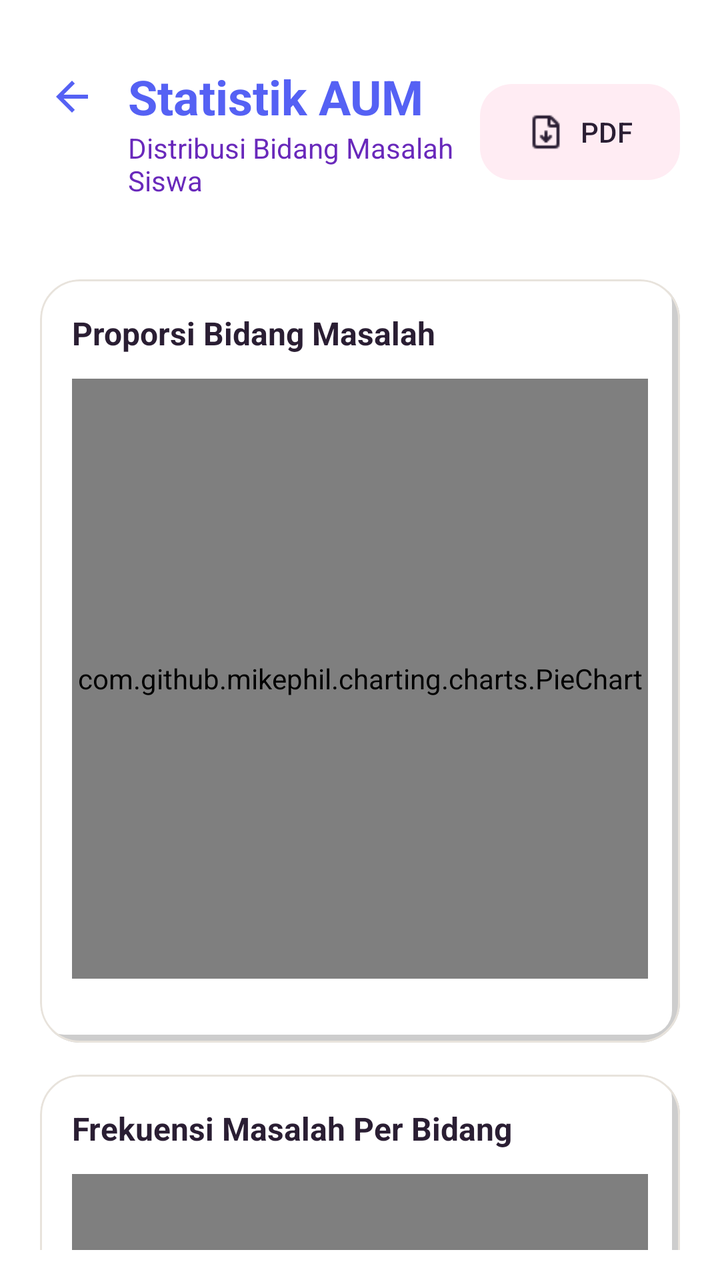
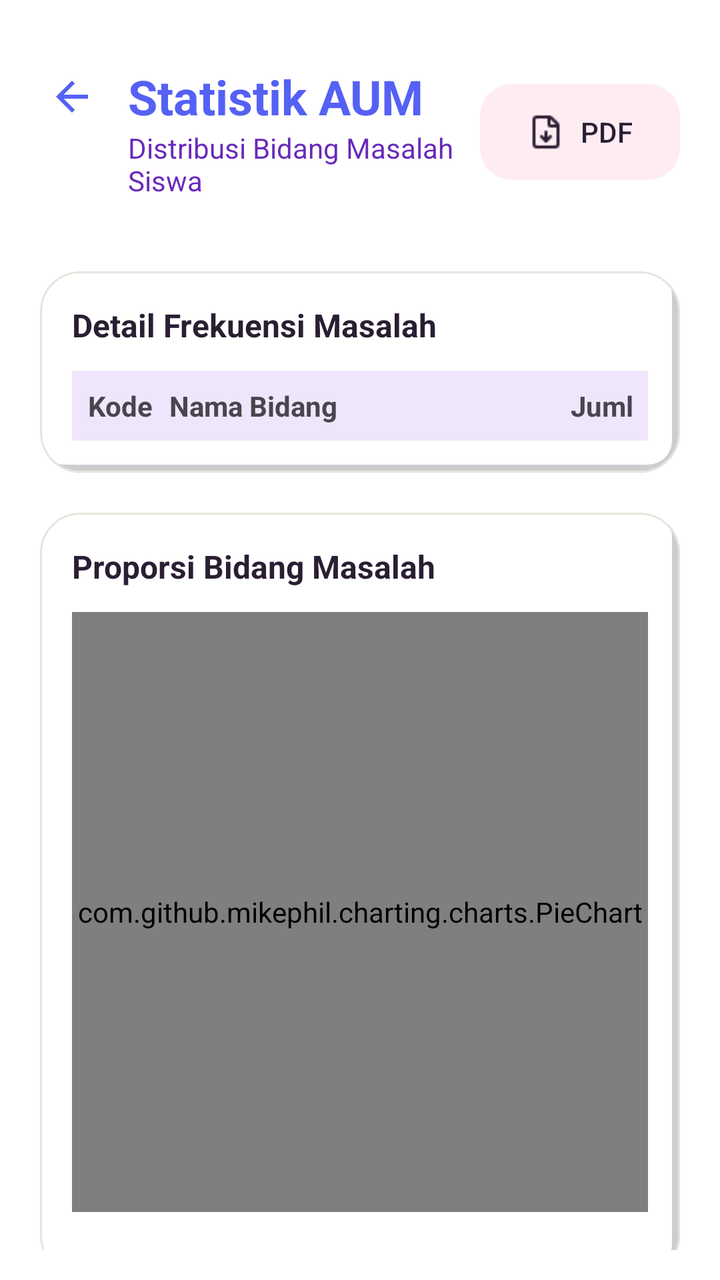

Screens rendered from an Android XML layout before and after an edit, with the pre-edit source and the edit as a unified diff.
<!-- AndroidManifest.xml: application theme Theme.BkNova -->
<!-- res/layout/fragment_statistik_aum.xml -->
<?xml version="1.0" encoding="utf-8"?>
<androidx.constraintlayout.widget.ConstraintLayout xmlns:android="http://schemas.android.com/apk/res/android"
    xmlns:app="http://schemas.android.com/apk/res-auto"
    xmlns:tools="http://schemas.android.com/tools"
    android:layout_width="match_parent"
    android:layout_height="match_parent"
    android:background="@color/white"
    tools:context=".fragment.StatistikAumFragment">

    <androidx.constraintlayout.widget.ConstraintLayout
        android:id="@+id/header_layout"
        android:layout_width="match_parent"
        android:layout_height="wrap_content"
        android:padding="20dp"
        android:layout_marginTop="12dp"
        app:layout_constraintTop_toTopOf="parent">

        <ImageView
            android:id="@+id/btn_back"
            android:layout_width="32dp"
            android:layout_height="32dp"
            android:padding="4dp"
            android:src="@drawable/ic_arrow_back"
            app:tint="@color/brand_primary"
            android:clickable="true"
            android:focusable="true"
            android:background="?attr/selectableItemBackgroundBorderless"
            app:layout_constraintStart_toStartOf="parent"
            app:layout_constraintTop_toTopOf="@+id/tv_title_statistik"
            app:layout_constraintBottom_toBottomOf="@+id/tv_title_statistik" />

        <TextView
            android:id="@+id/tv_title_statistik"
            android:layout_width="0dp"
            android:layout_height="wrap_content"
            android:layout_marginStart="12dp"
            android:text="Statistik AUM"
            android:textColor="@color/brand_primary"
            android:textSize="24sp"
            android:textStyle="bold"
            app:layout_constraintEnd_toStartOf="@+id/btn_action_header"
            app:layout_constraintStart_toEndOf="@id/btn_back"
            app:layout_constraintTop_toTopOf="parent" />

        <TextView
            android:id="@+id/tv_subtitle_statistik"
            android:layout_width="0dp"
            android:layout_height="wrap_content"
            android:text="Distribusi Bidang Masalah Siswa"
            android:textColor="@color/brand_dark"
            android:textSize="14sp"
            app:layout_constraintEnd_toStartOf="@+id/btn_action_header"
            app:layout_constraintStart_toStartOf="@id/tv_title_statistik"
            app:layout_constraintTop_toBottomOf="@id/tv_title_statistik" />

        <com.google.android.material.button.MaterialButton
            android:id="@+id/btn_action_header"
            style="@style/Widget.Material3.Button.TonalButton"
            android:layout_width="wrap_content"
            android:layout_height="wrap_content"
            android:text="PDF"
            android:background="@drawable/bg_badge_green"
            app:icon="@drawable/ekpor"
            app:iconPadding="8dp"
            app:iconTint="@color/text_color_primary"
            android:textColor="@color/text_color_primary"
            app:layout_constraintBottom_toBottomOf="parent"
            app:layout_constraintEnd_toEndOf="parent"
            app:layout_constraintTop_toTopOf="parent" />

    </androidx.constraintlayout.widget.ConstraintLayout>
    <androidx.core.widget.NestedScrollView
        android:id="@+id/nsv_content"
        android:layout_width="match_parent"
        android:layout_height="0dp"
        android:paddingBottom="15dp"
        app:layout_constraintBottom_toBottomOf="parent"
        app:layout_constraintTop_toBottomOf="@id/header_layout">

        <LinearLayout
            android:layout_width="match_parent"
            android:layout_height="wrap_content"
            android:orientation="vertical"
            android:paddingBottom="24dp">


            
            <com.google.android.material.card.MaterialCardView
                android:layout_width="match_parent"
                android:layout_height="wrap_content"
                android:layout_marginHorizontal="20dp"
                android:layout_marginTop="20dp"
                app:cardCornerRadius="20dp"
                app:cardElevation="0dp"
                app:strokeColor="@color/divider_color"
                app:strokeWidth="1dp">

                <LinearLayout
                    android:layout_width="match_parent"
                    android:layout_height="wrap_content"
                    android:orientation="vertical"
                    android:background="@drawable/bg_grid_shadow"
                    android:padding="16dp">

                    <TextView
                        android:layout_width="wrap_content"
                        android:layout_height="wrap_content"
                        android:text="Proporsi Bidang Masalah"
                        android:textColor="@color/text_color_primary"
                        android:textSize="16sp"
                        android:textStyle="bold" />

                    <com.github.mikephil.charting.charts.PieChart
                        android:id="@+id/donut_chart"
                        android:layout_width="match_parent"
                        android:layout_height="300dp"
                        android:layout_marginTop="12dp" />

                    
                    <HorizontalScrollView
                        android:layout_width="match_parent"
                        android:layout_height="wrap_content"
                        android:layout_marginTop="8dp"
                        android:scrollbars="none">

                        <LinearLayout
                            android:id="@+id/legend_container"
                            android:layout_width="wrap_content"
                            android:layout_height="wrap_content"
                            android:orientation="horizontal"
                            android:paddingVertical="4dp" />
                    </HorizontalScrollView>
                </LinearLayout>
            </com.google.android.material.card.MaterialCardView>

            
            <com.google.android.material.card.MaterialCardView
                android:layout_width="match_parent"
                android:layout_height="wrap_content"
                android:layout_marginHorizontal="20dp"
                android:layout_marginTop="16dp"
                app:cardCornerRadius="20dp"
                app:cardElevation="0dp"
                app:strokeColor="@color/divider_color"
                app:strokeWidth="1dp">

                <LinearLayout
                    android:layout_width="match_parent"
                    android:layout_height="wrap_content"
                    android:orientation="vertical"
                    android:background="@drawable/bg_grid_shadow"
                    android:padding="16dp">

                    <TextView
                        android:layout_width="wrap_content"
                        android:layout_height="wrap_content"
                        android:text="Frekuensi Masalah Per Bidang"
                        android:textColor="@color/text_color_primary"
                        android:textSize="16sp"
                        android:textStyle="bold" />

                    <com.github.mikephil.charting.charts.BarChart
                        android:id="@+id/bar_chart"
                        android:layout_width="match_parent"
                        android:layout_height="300dp"
                        android:layout_marginTop="12dp" />



                </LinearLayout>

            </com.google.android.material.card.MaterialCardView>

            
            <com.google.android.material.card.MaterialCardView
                android:layout_width="match_parent"
                android:layout_height="wrap_content"
                android:layout_marginHorizontal="20dp"
                android:layout_marginTop="16dp"
                app:cardCornerRadius="20dp"
                app:cardElevation="0dp"
                app:strokeColor="@color/divider_color"
                app:strokeWidth="1dp">

                <LinearLayout
                    android:layout_width="match_parent"
                    android:layout_height="wrap_content"
                    android:orientation="vertical"
                    android:background="@drawable/bg_grid_shadow"
                    android:padding="16dp">

                    <TextView
                        android:layout_width="wrap_content"
                        android:layout_height="wrap_content"
                        android:text="Tren Masalah Siswa"
                        android:textColor="@color/text_color_primary"
                        android:textSize="16sp"
                        android:textStyle="bold" />

                    <com.github.mikephil.charting.charts.LineChart
                        android:id="@+id/line_chart"
                        android:layout_width="match_parent"
                        android:layout_height="300dp"
                        android:layout_marginTop="12dp" />
                </LinearLayout>
            </com.google.android.material.card.MaterialCardView>

            
            <com.google.android.material.card.MaterialCardView
                android:layout_width="match_parent"
                android:layout_height="wrap_content"
                android:layout_marginHorizontal="20dp"
                android:layout_marginTop="16dp"
                app:cardCornerRadius="20dp"
                app:cardElevation="0dp"
                app:strokeColor="@color/divider_color"
                app:strokeWidth="1dp">

                <LinearLayout
                    android:layout_width="match_parent"
                    android:layout_height="wrap_content"
                    android:orientation="vertical"
                    android:background="@drawable/bg_grid_shadow"
                    android:padding="16dp">

                    <TextView
                        android:layout_width="wrap_content"
                        android:layout_height="wrap_content"
                        android:layout_marginBottom="12dp"
                        android:text="Detail Frekuensi Masalah"
                        android:textColor="@color/text_color_primary"
                        android:textSize="16sp"
                        android:textStyle="bold" />

                    <TableLayout
                        android:id="@+id/table_data_aum"
                        android:layout_width="match_parent"
                        android:layout_height="wrap_content"
                        android:stretchColumns="1">

                        
                        <TableRow
                            android:background="@color/brand_soft"
                            android:padding="8dp">
                            <TextView
                                android:layout_width="wrap_content"
                                android:layout_height="wrap_content"
                                android:text="Kode"
                                android:textStyle="bold"
                                android:paddingEnd="8dp" />
                            <TextView
                                android:layout_width="wrap_content"
                                android:layout_height="wrap_content"
                                android:text="Nama Bidang"
                                android:textStyle="bold" />
                            <TextView
                                android:layout_width="wrap_content"
                                android:layout_height="wrap_content"
                                android:text="Jumlah"
                                android:textStyle="bold"
                                android:gravity="end" />
                        </TableRow>

                        
                    </TableLayout>
                </LinearLayout>
            </com.google.android.material.card.MaterialCardView>

            
            <androidx.recyclerview.widget.RecyclerView
                android:id="@+id/rv_summary_stats"
                android:layout_width="match_parent"
                android:layout_height="wrap_content"
                android:layout_marginTop="24dp"
                android:clipToPadding="false"
                android:paddingHorizontal="14dp"
                app:layoutManager="androidx.recyclerview.widget.GridLayoutManager"
                app:spanCount="2"
                tools:listitem="@layout/item_aum_statistik" />
        </LinearLayout>
    </androidx.core.widget.NestedScrollView>

</androidx.constraintlayout.widget.ConstraintLayout>
<!-- res/layout/item_aum_statistik.xml (included above) -->
<?xml version="1.0" encoding="utf-8"?>
<com.google.android.material.card.MaterialCardView xmlns:android="http://schemas.android.com/apk/res/android"
    xmlns:app="http://schemas.android.com/apk/res-auto"
    android:layout_width="match_parent"
    android:layout_height="wrap_content"
    android:layout_margin="6dp"
    app:cardCornerRadius="16dp"
    app:cardElevation="0dp"
    app:cardBackgroundColor="@color/white"
    app:strokeColor="@color/divider_color"
    app:strokeWidth="1dp">

    <LinearLayout
        android:layout_width="match_parent"
        android:layout_height="match_parent"
        android:orientation="vertical"
        android:padding="12dp"
        android:gravity="center"
        android:background="@drawable/bg_grid_shadow">

        <TextView
            android:id="@+id/tv_stat_count"
            android:layout_width="wrap_content"
            android:layout_height="wrap_content"
            android:text="0"
            android:textColor="@color/brand_primary"
            android:textSize="24sp"
            android:textStyle="bold" />

        <TextView
            android:id="@+id/tv_stat_label"
            android:layout_width="match_parent"
            android:layout_height="wrap_content"
            android:layout_marginTop="4dp"
            android:text="Bidang"
            android:textColor="@color/text_color_secondary"
            android:textSize="11sp"
            android:textAlignment="center"
            android:maxLines="2"
            android:ellipsize="end"/>
    </LinearLayout>
</com.google.android.material.card.MaterialCardView>
<!-- resources referenced by this layout -->
<resources>
  <color name="brand_dark">#6929BB</color>
  <color name="brand_primary">#5561F4</color>
  <color name="brand_soft">#F0E6FC</color>
  <color name="divider_color">#E8E3DC</color>
  <color name="text_color_primary">#2A1E33</color>
  <color name="text_color_secondary">#6B5E75</color>
  <color name="white">#FFFFFFFF</color>
  <!-- drawable bg_badge_green (drawable) -->
  <?xml version="1.0" encoding="utf-8"?>
  <shape xmlns:android="http://schemas.android.com/apk/res/android">
      <solid android:color="@color/green_light" />
      <corners android:radius="16dp" />
  </shape>
  <!-- drawable bg_grid_shadow (drawable) -->
  <?xml version="1.0" encoding="utf-8"?>
  <layer-list xmlns:android="http://schemas.android.com/apk/res/android">
  
      
      <item
          android:left="4dp"
  
          android:top="4dp">
  
          <shape android:shape="rectangle">
              <solid android:color="#32000000" />
              <corners android:radius="12dp" />
          </shape>
  
      </item>
  
      
      <item
          android:right="4dp"
          android:bottom="4dp">
  
          <shape android:shape="rectangle">
              <solid android:color="#FFFFFF" />
              <corners android:radius="12dp" />
          </shape>
  
      </item>
  
  </layer-list>
  <!-- drawable ic_arrow_back (drawable) -->
  <vector xmlns:android="http://schemas.android.com/apk/res/android"
      android:width="24dp"
      android:height="24dp"
      android:viewportWidth="24"
      android:viewportHeight="24">
      <path
          android:fillColor="#FF000000"
          android:pathData="M20,11H7.83l5.59,-5.59L12,4l-8,8 8,8 1.41,-1.41L7.83,13H20v-2z" />
  </vector>
  <style name="Theme.BkNova" parent="Base.Theme.BkNova" />
  <color name="green_light">#D1FAE5</color>
  <color name="accent_pink">#FF7FAF</color>
  <color name="accent_pink_soft">#FFECF3</color>
  <color name="accent_peach">#FFC6BF</color>
  <color name="accent_peach_soft">#FFE8E5</color>
  <color name="background_cream">#F8F7F2</color>
  <color name="red_text">#DC2626</color>
  <color name="red_light">#FEE2E2</color>
  <!-- unchanged entries left out for length: 2 -->
</resources>

<!-- the commit's change to res/layout/fragment_statistik_aum.xml (unified diff, before → after) -->
@@ -6,6 +6,8 @@
     android:layout_height="match_parent"
     android:background="@color/white"
     tools:context=".fragment.StatistikAumFragment">
+
+
 
     <androidx.constraintlayout.widget.ConstraintLayout
         android:id="@+id/header_layout"
@@ -86,127 +88,7 @@
 
             
             <com.google.android.material.card.MaterialCardView
-                android:layout_width="match_parent"
-                android:layout_height="wrap_content"
-                android:layout_marginHorizontal="20dp"
-                android:layout_marginTop="20dp"
-                app:cardCornerRadius="20dp"
-                app:cardElevation="0dp"
-                app:strokeColor="@color/divider_color"
-                app:strokeWidth="1dp">
-
-                <LinearLayout
-                    android:layout_width="match_parent"
-                    android:layout_height="wrap_content"
-                    android:orientation="vertical"
-                    android:background="@drawable/bg_grid_shadow"
-                    android:padding="16dp">
-
-                    <TextView
-                        android:layout_width="wrap_content"
-                        android:layout_height="wrap_content"
-                        android:text="Proporsi Bidang Masalah"
-                        android:textColor="@color/text_color_primary"
-                        android:textSize="16sp"
-                        android:textStyle="bold" />
-
-                    <com.github.mikephil.charting.charts.PieChart
-                        android:id="@+id/donut_chart"
-                        android:layout_width="match_parent"
-                        android:layout_height="300dp"
-                        android:layout_marginTop="12dp" />
-
-                    
-                    <HorizontalScrollView
-                        android:layout_width="match_parent"
-                        android:layout_height="wrap_content"
-                        android:layout_marginTop="8dp"
-                        android:scrollbars="none">
-
-                        <LinearLayout
-                            android:id="@+id/legend_container"
-                            android:layout_width="wrap_content"
-                            android:layout_height="wrap_content"
-                            android:orientation="horizontal"
-                            android:paddingVertical="4dp" />
-                    </HorizontalScrollView>
-                </LinearLayout>
-            </com.google.android.material.card.MaterialCardView>
-
-            
-            <com.google.android.material.card.MaterialCardView
-                android:layout_width="match_parent"
-                android:layout_height="wrap_content"
-                android:layout_marginHorizontal="20dp"
-                android:layout_marginTop="16dp"
-                app:cardCornerRadius="20dp"
-                app:cardElevation="0dp"
-                app:strokeColor="@color/divider_color"
-                app:strokeWidth="1dp">
-
-                <LinearLayout
-                    android:layout_width="match_parent"
-                    android:layout_height="wrap_content"
-                    android:orientation="vertical"
-                    android:background="@drawable/bg_grid_shadow"
-                    android:padding="16dp">
-
-                    <TextView
-                        android:layout_width="wrap_content"
-                        android:layout_height="wrap_content"
-                        android:text="Frekuensi Masalah Per Bidang"
-                        android:textColor="@color/text_color_primary"
-                        android:textSize="16sp"
-                        android:textStyle="bold" />
-
-                    <com.github.mikephil.charting.charts.BarChart
-                        android:id="@+id/bar_chart"
-                        android:layout_width="match_parent"
-                        android:layout_height="300dp"
-                        android:layout_marginTop="12dp" />
-
-
-
-                </LinearLayout>
-
-            </com.google.android.material.card.MaterialCardView>
-
-            
-            <com.google.android.material.card.MaterialCardView
-                android:layout_width="match_parent"
-                android:layout_height="wrap_content"
-                android:layout_marginHorizontal="20dp"
-                android:layout_marginTop="16dp"
-                app:cardCornerRadius="20dp"
-                app:cardElevation="0dp"
-                app:strokeColor="@color/divider_color"
-                app:strokeWidth="1dp">
-
-                <LinearLayout
-                    android:layout_width="match_parent"
-                    android:layout_height="wrap_content"
-                    android:orientation="vertical"
-                    android:background="@drawable/bg_grid_shadow"
-                    android:padding="16dp">
-
-                    <TextView
-                        android:layout_width="wrap_content"
-                        android:layout_height="wrap_content"
-                        android:text="Tren Masalah Siswa"
-                        android:textColor="@color/text_color_primary"
-                        android:textSize="16sp"
-                        android:textStyle="bold" />
-
-                    <com.github.mikephil.charting.charts.LineChart
-                        android:id="@+id/line_chart"
-                        android:layout_width="match_parent"
-                        android:layout_height="300dp"
-                        android:layout_marginTop="12dp" />
-                </LinearLayout>
-            </com.google.android.material.card.MaterialCardView>
-
-            
-            <com.google.android.material.card.MaterialCardView
+                android:id="@+id/card_table"
                 android:layout_width="match_parent"
                 android:layout_height="wrap_content"
                 android:layout_marginHorizontal="20dp"
@@ -266,6 +148,132 @@
                 </LinearLayout>
             </com.google.android.material.card.MaterialCardView>
 
+
+            
+            <com.google.android.material.card.MaterialCardView
+                android:id="@+id/card_donut"
+                android:layout_width="match_parent"
+                android:layout_height="wrap_content"
+                android:layout_marginHorizontal="20dp"
+                android:layout_marginTop="20dp"
+                app:cardCornerRadius="20dp"
+                app:cardElevation="0dp"
+                app:strokeColor="@color/divider_color"
+                app:strokeWidth="1dp">
+
+                <LinearLayout
+                    android:layout_width="match_parent"
+                    android:layout_height="wrap_content"
+                    android:orientation="vertical"
+                    android:background="@drawable/bg_grid_shadow"
+                    android:padding="16dp">
+
+                    <TextView
+                        android:layout_width="wrap_content"
+                        android:layout_height="wrap_content"
+                        android:text="Proporsi Bidang Masalah"
+                        android:textColor="@color/text_color_primary"
+                        android:textSize="16sp"
+                        android:textStyle="bold" />
+
+                    <com.github.mikephil.charting.charts.PieChart
+                        android:id="@+id/donut_chart"
+                        android:layout_width="match_parent"
+                        android:layout_height="300dp"
+                        android:layout_marginTop="12dp" />
+
+                    
+                    <HorizontalScrollView
+                        android:layout_width="match_parent"
+                        android:layout_height="wrap_content"
+                        android:layout_marginTop="8dp"
+                        android:scrollbars="none">
+
+                        <LinearLayout
+                            android:id="@+id/legend_container"
+                            android:layout_width="wrap_content"
+                            android:layout_height="wrap_content"
+                            android:orientation="horizontal"
+                            android:paddingVertical="4dp" />
+                    </HorizontalScrollView>
+                </LinearLayout>
+            </com.google.android.material.card.MaterialCardView>
+
+            
+            <com.google.android.material.card.MaterialCardView
+                android:id="@+id/card_bar"
+                android:layout_width="match_parent"
+                android:layout_height="wrap_content"
+                android:layout_marginHorizontal="20dp"
+                android:layout_marginTop="16dp"
+                app:cardCornerRadius="20dp"
+                app:cardElevation="0dp"
+                app:strokeColor="@color/divider_color"
+                app:strokeWidth="1dp">
+
+                <LinearLayout
+                    android:layout_width="match_parent"
+                    android:layout_height="wrap_content"
+                    android:orientation="vertical"
+                    android:background="@drawable/bg_grid_shadow"
+                    android:padding="16dp">
+
+                    <TextView
+                        android:layout_width="wrap_content"
+                        android:layout_height="wrap_content"
+                        android:text="Frekuensi Masalah Per Bidang"
+                        android:textColor="@color/text_color_primary"
+                        android:textSize="16sp"
+                        android:textStyle="bold" />
+
+                    <com.github.mikephil.charting.charts.BarChart
+                        android:id="@+id/bar_chart"
+                        android:layout_width="match_parent"
+                        android:layout_height="300dp"
+                        android:layout_marginTop="12dp" />
+
+
+
+                </LinearLayout>
+
+            </com.google.android.material.card.MaterialCardView>
+
+            
+            <com.google.android.material.card.MaterialCardView
+                android:id="@+id/card_line"
+                android:layout_width="match_parent"
+                android:layout_height="wrap_content"
+                android:layout_marginHorizontal="20dp"
+                android:layout_marginTop="16dp"
+                app:cardCornerRadius="20dp"
+                app:cardElevation="0dp"
+                app:strokeColor="@color/divider_color"
+                app:strokeWidth="1dp">
+
+                <LinearLayout
+                    android:layout_width="match_parent"
+                    android:layout_height="wrap_content"
+                    android:orientation="vertical"
+                    android:background="@drawable/bg_grid_shadow"
+                    android:padding="16dp">
+
+                    <TextView
+                        android:layout_width="wrap_content"
+                        android:layout_height="wrap_content"
+                        android:text="Tren Masalah Siswa"
+                        android:textColor="@color/text_color_primary"
+                        android:textSize="16sp"
+                        android:textStyle="bold" />
+
+                    <com.github.mikephil.charting.charts.LineChart
+                        android:id="@+id/line_chart"
+                        android:layout_width="match_parent"
+                        android:layout_height="300dp"
+                        android:layout_marginTop="12dp" />
+                </LinearLayout>
+            </com.google.android.material.card.MaterialCardView>
+
+
             
             <androidx.recyclerview.widget.RecyclerView
                 android:id="@+id/rv_summary_stats"
